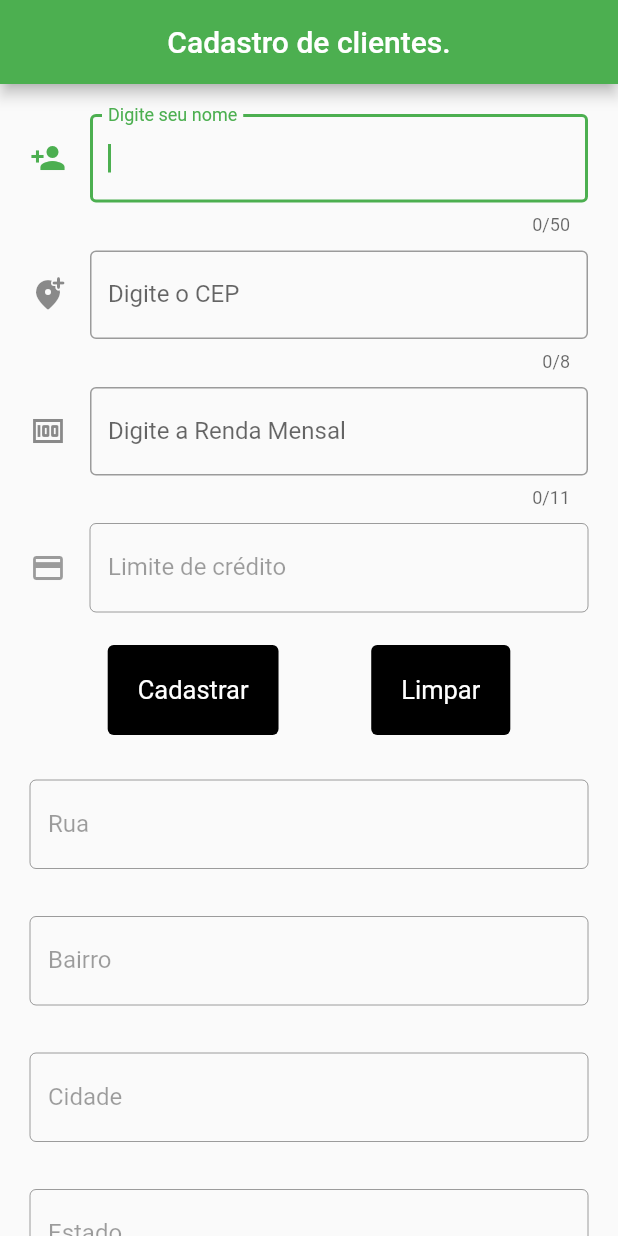
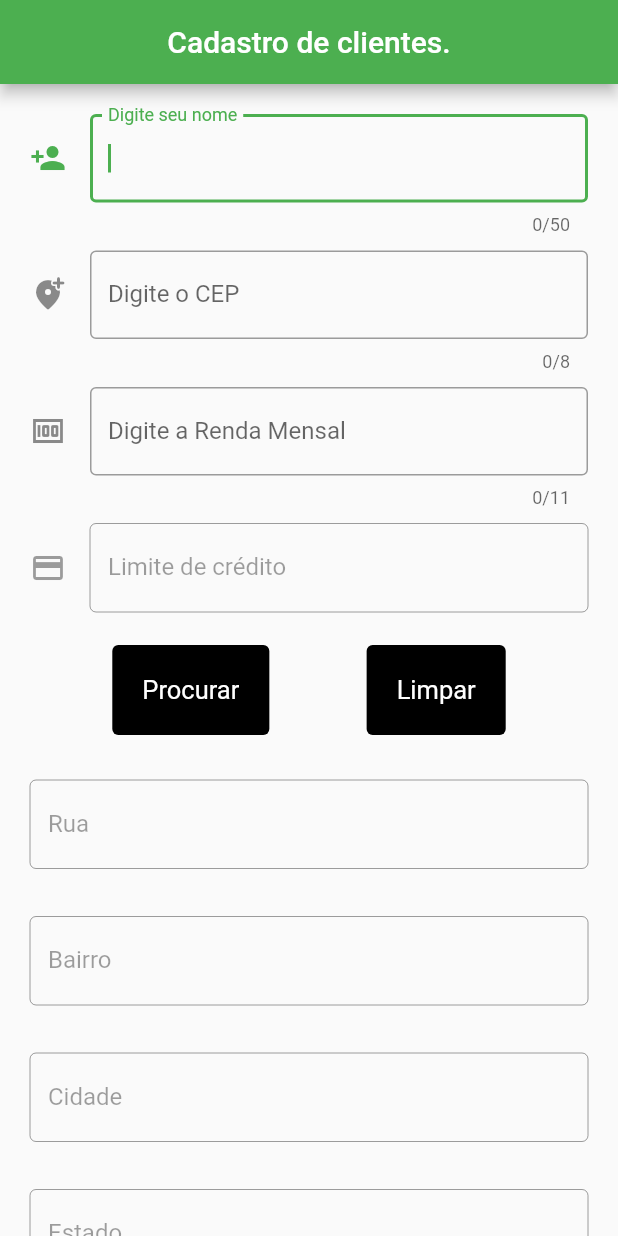
Before and after one commit to Gabrielhyds/ApiCep, a Flutter app: the screen it shows after launch, on a phone screen of 412 x 824 dp. Run offline on Flutter 3.47's test engine with Material 2 defaults, Android fonts, the phone set to English and light mode, and no system bars.

```diff
--- a/lib/main.dart
+++ b/lib/main.dart
@@ -176,7 +176,7 @@ class _MyHomePageState extends State<MyHomePage> {
                     onPressed: () {
                       _gravar();
                     },
-                    child: Text('Cadastrar'),
+                    child: Text('Procurar'),
                   ),
                 ),
                 Padding(
```
Also changed, not shown: 1 other file.
